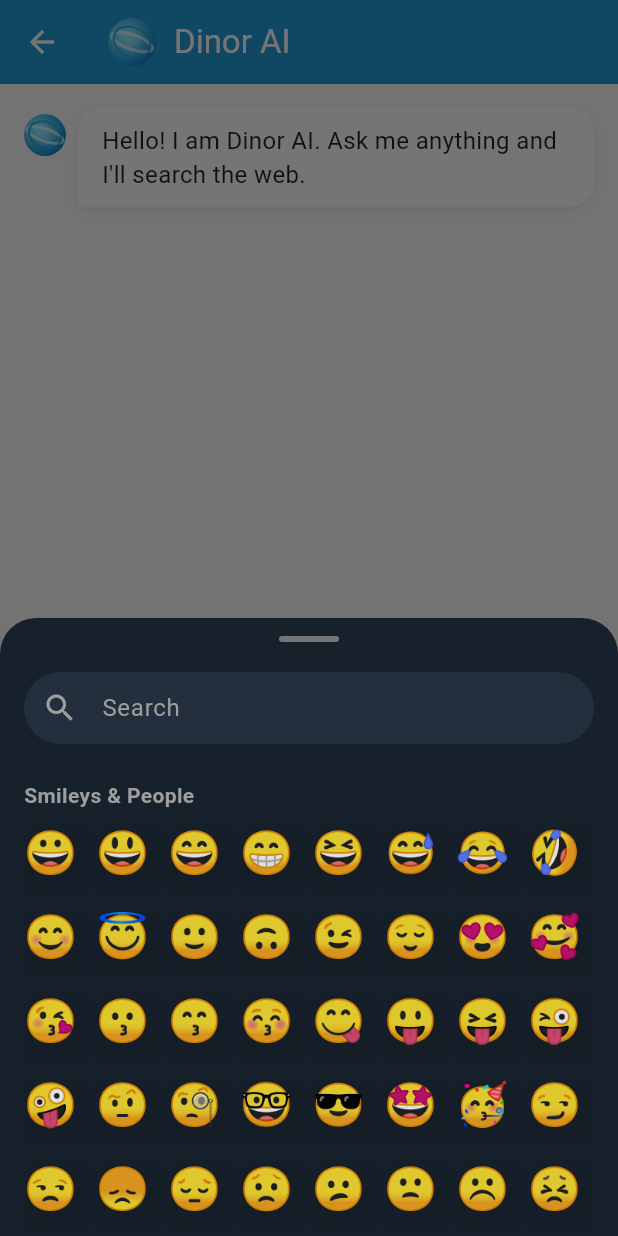
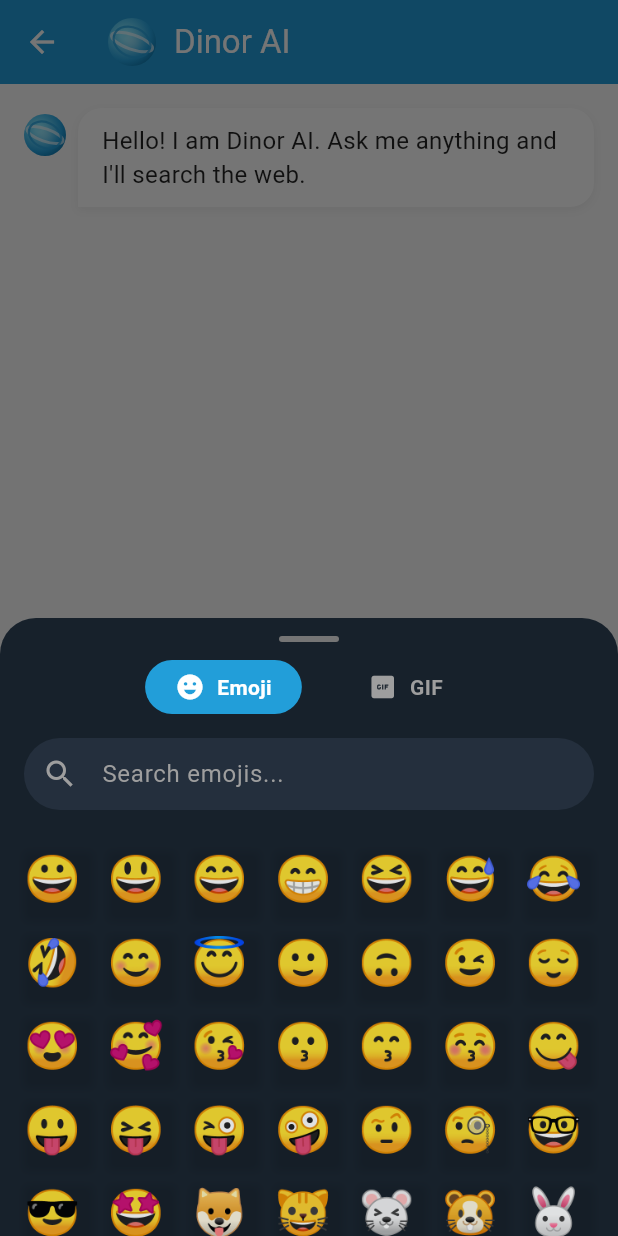
Before and after one commit to AirMuntsLTC1/Dinor, a Flutter app: the ChatScreen screen opened directly, item 2 of the bottom bar chosen, on a phone screen of 412 x 824 dp. Run offline on Flutter 3.47's test engine with Material 3 defaults, Android fonts, the phone set to English and light mode, and no system bars; our stand-ins replace permission_handler; missing offline and left inert: dart:ffi, photo_manager; network calls fail; Roboto replaces fonts that are missing (Noto Color Emoji).

Commit message:
Feature: merged GIF and Emoji picker with top tabs, removed standalone GIF icon

```diff
--- a/lib/ui/chat_screen.dart
+++ b/lib/ui/chat_screen.dart
@@ -1,5 +1,6 @@
 import 'package:flutter/material.dart';
 import 'dart:async';
+import 'dart:io';
 import 'dart:math';
 import '../ffi/dinor_bindings.dart';
 import '../chat/ai_service.dart';
@@ -10,7 +11,8 @@
 class Message {
   final String text;
   final bool isMe;
-  Message(this.text, this.isMe);
+  final bool isImage; // New flag for GIFs/Photos
+  Message(this.text, this.isMe, {this.isImage = false});
 }
 
 class ChatScreen extends StatefulWidget {
@@ -183,7 +185,24 @@
                         ),
                       ],
                     ),
-                    child: Text(
+                    child: msg.isImage
+                        ? ClipRRect(
+                            borderRadius: BorderRadius.circular(8),
+                            child: msg.text.startsWith('http')
+                                ? Image.network(
+                                    msg.text,
+                                    width: 200,
+                                    fit: BoxFit.cover,
+                                    errorBuilder: (context, error, stackTrace) => const Icon(Icons.broken_image, color: Colors.white),
+                                  )
+                                : Image.file(
+                                    File(msg.text),
+                                    width: 200,
+                                    fit: BoxFit.cover,
+                                    errorBuilder: (context, error, stackTrace) => const Icon(Icons.broken_image, color: Colors.white),
+                                  ),
+                          )
+                        : Text(
                             msg.text,
                             style: TextStyle(
                               color: msg.isMe ? Colors.white : Colors.black87,
@@ -224,13 +243,25 @@
                   // Media Icon
                   IconButton(
                     icon: const Icon(Icons.add_photo_alternate_outlined, color: Colors.grey),
-                    onPressed: () {
-                      showModalBottomSheet(
+                    onPressed: () async {
+                      final selectedAsset = await showModalBottomSheet(
                         context: context,
                         isScrollControlled: true,
                         backgroundColor: Colors.transparent,
                         builder: (context) => const CustomMediaPicker(),
                       );
+
+                      if (selectedAsset != null) {
+                        // Get the file from the asset and add to chat
+                        final file = await selectedAsset.file;
+                        if (file != null) {
+                          setState(() {
+                            // We use the local file path to display it instantly
+                            _messages.add(Message(file.path, true, isImage: true));
+                          });
+                          _scrollToBottom();
+                        }
+                      }
                     },
                   ),
 
@@ -257,7 +288,7 @@
                     ),
                   ),
 
-                  // Emoji Icon
+                  // Emoji & GIF Icon (Merged)
                   IconButton(
                     icon: const Icon(Icons.emoji_emotions_outlined, color: Colors.grey),
                     onPressed: () {
@@ -274,18 +305,20 @@
                               selection: TextSelection.collapsed(offset: newText.length),
                             );
                           },
+                          onGifSelected: (url) {
+                            // Close picker and send GIF message
+                            Navigator.pop(context);
+                            setState(() {
+                              _messages.add(Message(url, true, isImage: true));
+                            });
+                            _scrollToBottom();
+                          },
                         ),
                       );
                     },
                   ),
 
-                  // GIF Icon
-                  IconButton(
-                    icon: const Icon(Icons.gif_box_outlined, color: Colors.grey),
-                    onPressed: () {
-                      // GIF logic later
-                    },
-                  ),
+
 
                   const SizedBox(width: 4),
 
--- a/lib/ui/emoji_picker.dart
+++ b/lib/ui/emoji_picker.dart
@@ -1,53 +1,84 @@
 import 'package:flutter/material.dart';
+import 'package:http/http.dart' as http;
+import 'dart:convert';
 import 'emoji_widget.dart';
 
 class CustomEmojiPicker extends StatefulWidget {
   final Function(String) onEmojiSelected;
+  final Function(String) onGifSelected;
 
-  const CustomEmojiPicker({super.key, required this.onEmojiSelected});
+  const CustomEmojiPicker({
+    super.key,
+    required this.onEmojiSelected,
+    required this.onGifSelected,
+  });
 
   @override
   State<CustomEmojiPicker> createState() => _CustomEmojiPickerState();
 }
 
 class _CustomEmojiPickerState extends State<CustomEmojiPicker> {
+  int _currentTab = 0; // 0 = Emoji, 1 = GIF
+
   final TextEditingController _searchController = TextEditingController();
   String _searchQuery = '';
 
-  // Organized emojis
+  // --- EMOJI DATA ---
   final Map<String, List<String>> _emojiCategories = {
     'Smileys & People': [
       '😀', '😃', '😄', '😁', '😆', '😅', '😂', '🤣', '😊', '😇',
       '🙂', '🙃', '😉', '😌', '😍', '🥰', '😘', '😗', '😙', '😚',
-      '😋', '😛', '😝', '😜', '🤪', '🤨', '🧐', '🤓', '😎', '🤩',
-      '🥳', '😏', '😒', '😞', '😔', '😟', '😕', '🙁', '☹️', '😣',
-      '😖', '😫', '😩', '🥺', '😢', '😭', '😤', '😠', '😡', '🤬'
+      '😋', '😛', '😝', '😜', '🤪', '🤨', '🧐', '🤓', '😎', '🤩'
     ],
     'Animals & Nature': [
       '🐶', '🐱', '🐭', '🐹', '🐰', '🦊', '🐻', '🐼', '🐻‍❄️', '🐨',
-      '🐯', '🦁', '🐮', '🐷', '🐸', '🐵', '🐔', '🐧', '🐦', '🐤',
-      '🌵', '🎄', '🌲', '🌳', '🌴', '🌱', '🌿', '☘️', '🍀', '🎍'
+      '🐯', '🦁', '🐮', '🐷', '🐸', '🐵', '🐔', '🐧', '🐦', '🐤'
     ],
     'Food & Drink': [
       '🍏', '🍎', '🍐', '🍊', '🍋', '🍌', '🍉', '🍇', '🍓', '🫐',
-      '🍈', '🍒', '🍑', '🥭', '🍍', '🥥', '🥝', '🍅', '🍆', '🥑',
-      '🍕', '🍔', '🍟', '🌭', '🍿', '🧂', '🥓', '🥚', '🍳', '🧇'
-    ],
-    'Activities & Objects': [
-      '⚽', '🏀', '🏈', '⚾', '🥎', '🎾', '🏐', '🏉', '🥏', '🎱',
-      '📱', '💻', '⌨️', '🖥️', '🖨️', '🖱️', '🖲️', '🕹️', '🗜️', '💽',
-      '🚗', '🚕', '🚙', '🚌', '🚎', '🏎️', '🚓', '🚑', '🚒', '🚐'
+      '🍈', '🍒', '🍑', '🥭', '🍍', '🥥', '🥝', '🍅', '🍆', '🥑'
     ]
   };
 
+  // --- GIF DATA ---
+  final String _apiKey = "RTUwFs8WOiFqRq0K9UBkWS0OlUy3tVza";
+  List<dynamic> _gifs = [];
+  bool _isGifLoading = false;
+
+  @override
+  void initState() {
+    super.initState();
+    _fetchGifs();
+  }
+
+  Future<void> _fetchGifs({String? query}) async {
+    setState(() => _isGifLoading = true);
+    final endpoint = query == null || query.isEmpty
+        ? 'https://api.giphy.com/v1/gifs/trending?api_key=$_apiKey&limit=20&rating=g'
+        : 'https://api.giphy.com/v1/gifs/search?api_key=$_apiKey&q=$query&limit=20&rating=g';
+
+    try {
+      final response = await http.get(Uri.parse(endpoint));
+      if (response.statusCode == 200) {
+        final data = jsonDecode(response.body);
+        setState(() => _gifs = data['data']);
+      }
+    } catch (e) {
+      debugPrint("Giphy error: $e");
+    } finally {
+      setState(() => _isGifLoading = false);
+    }
+  }
+
+  void _onSearchChanged(String val) {
+    setState(() => _searchQuery = val);
+    if (_currentTab == 1) {
+      _fetchGifs(query: _searchQuery);
+    }
+  }
+
   @override
   Widget build(BuildContext context) {
-    // Flatten the emojis for search, or keep categories if no search
-    final allEmojis = _emojiCategories.values.expand((i) => i).toList();
-    final filteredEmojis = allEmojis.where((emoji) {
-      return emoji.contains(_searchQuery); // Simple search for now
-    }).toList();
-
     return DraggableScrollableSheet(
       initialChildSize: 0.5,
       minChildSize: 0.4,
@@ -57,7 +88,7 @@
       builder: (context, scrollController) {
         return Container(
           decoration: const BoxDecoration(
-            color: Color(0xFF17212B), // Telegram Dark Mode background color
+            color: Color(0xFF17212B), // Telegram Dark Mode
             borderRadius: BorderRadius.vertical(top: Radius.circular(24)),
           ),
           child: Column(
@@ -75,19 +106,30 @@
                 ),
               ),
 
-              // Search Bar (Look closely at your screenshot, it has a search bar!)
+              // TOP TOGGLE BUTTONS (Emoji / GIF)
+              Row(
+                mainAxisAlignment: MainAxisAlignment.center,
+                children: [
+                  _buildTabButton('Emoji', 0, Icons.emoji_emotions),
+                  const SizedBox(width: 24),
+                  _buildTabButton('GIF', 1, Icons.gif_box),
+                ],
+              ),
+              const SizedBox(height: 8),
+
+              // Search Bar
               Padding(
                 padding: const EdgeInsets.symmetric(horizontal: 16, vertical: 8),
                 child: TextField(
                   controller: _searchController,
-                  onChanged: (val) => setState(() => _searchQuery = val),
+                  onChanged: _onSearchChanged,
                   style: const TextStyle(color: Colors.white),
                   decoration: InputDecoration(
-                    hintText: 'Search',
+                    hintText: _currentTab == 0 ? 'Search emojis...' : 'Search GIFs...',
                     hintStyle: const TextStyle(color: Colors.grey),
                     prefixIcon: const Icon(Icons.search, color: Colors.grey),
                     filled: true,
-                    fillColor: const Color(0xFF242F3D), // Darker input box
+                    fillColor: const Color(0xFF242F3D),
                     contentPadding: const EdgeInsets.symmetric(vertical: 0),
                     border: OutlineInputBorder(
                       borderRadius: BorderRadius.circular(30),
@@ -97,36 +139,11 @@
                 ),
               ),
 
-              // Emoji Grid
+              // BODY (Switches between Emoji and GIF)
               Expanded(
-                child: _searchQuery.isNotEmpty
-                    ? _buildGrid(filteredEmojis, scrollController)
-                    : ListView.builder(
-                        controller: scrollController,
-                        itemCount: _emojiCategories.keys.length,
-                        itemBuilder: (context, index) {
-                          final category = _emojiCategories.keys.elementAt(index);
-                          final emojis = _emojiCategories[category]!;
-
-                          return Column(
-                            crossAxisAlignment: CrossAxisAlignment.start,
-                            children: [
-                              Padding(
-                                padding: const EdgeInsets.only(left: 16, top: 16, bottom: 8),
-                                child: Text(
-                                  category,
-                                  style: const TextStyle(
-                                    color: Colors.grey,
-                                    fontSize: 14,
-                                    fontWeight: FontWeight.bold,
-                                  ),
-                                ),
-                              ),
-                              _buildGrid(emojis, null),
-                            ],
-                          );
-                        },
-                      ),
+                child: _currentTab == 0
+                    ? _buildEmojiGrid(scrollController)
+                    : _buildGifGrid(scrollController),
               ),
             ],
           ),
@@ -135,26 +152,97 @@
     );
   }
 
-  Widget _buildGrid(List<String> emojis, ScrollController? controller) {
+  Widget _buildTabButton(String title, int index, IconData icon) {
+    final isSelected = _currentTab == index;
+    return GestureDetector(
+      onTap: () {
+        setState(() {
+          _currentTab = index;
+          _searchController.clear();
+          _searchQuery = '';
+          if (index == 1) _fetchGifs();
+        });
+      },
+      child: Container(
+        padding: const EdgeInsets.symmetric(horizontal: 20, vertical: 8),
+        decoration: BoxDecoration(
+          color: isSelected ? const Color(0xFF229ED9) : Colors.transparent,
+          borderRadius: BorderRadius.circular(20),
+        ),
+        child: Row(
+          children: [
+            Icon(icon, color: isSelected ? Colors.white : Colors.grey, size: 20),
+            const SizedBox(width: 8),
+            Text(
+              title,
+              style: TextStyle(
+                color: isSelected ? Colors.white : Colors.grey,
+                fontWeight: FontWeight.bold,
+              ),
+            ),
+          ],
+        ),
+      ),
+    );
+  }
+
+  Widget _buildEmojiGrid(ScrollController controller) {
+    final allEmojis = _emojiCategories.values.expand((i) => i).toList();
+    final filtered = allEmojis.where((e) => e.contains(_searchQuery)).toList();
+
     return GridView.builder(
       controller: controller,
-      shrinkWrap: controller == null,
-      physics: controller == null ? const NeverScrollableScrollPhysics() : null,
-      padding: const EdgeInsets.symmetric(horizontal: 16),
+      padding: const EdgeInsets.all(16),
       gridDelegate: const SliverGridDelegateWithFixedCrossAxisCount(
-        crossAxisCount: 8, // 8 columns like Telegram
-        crossAxisSpacing: 4,
-        mainAxisSpacing: 12,
+        crossAxisCount: 7,
+        crossAxisSpacing: 10,
+        mainAxisSpacing: 10,
       ),
-      itemCount: emojis.length,
+      itemCount: filtered.length,
       itemBuilder: (context, index) {
         return AnimatedEmoji(
-          emoji: emojis[index],
-          size: 28, // Smaller size to fit 8 columns
-          onTap: () {
-            // This is the crucial part that sends the emoji to the text field!
-            widget.onEmojiSelected(emojis[index]);
-          },
+          emoji: filtered[index],
+          size: 30,
+          onTap: () => widget.onEmojiSelected(filtered[index]),
+        );
+      },
+    );
+  }
+
+  Widget _buildGifGrid(ScrollController controller) {
+    if (_isGifLoading) return const Center(child: CircularProgressIndicator(color: Color(0xFF229ED9)));
+    if (_gifs.isEmpty) return const Center(child: Text("No GIFs found", style: TextStyle(color: Colors.grey)));
+
+    return GridView.builder(
+      controller: controller,
+      padding: const EdgeInsets.all(8),
+      gridDelegate: const SliverGridDelegateWithFixedCrossAxisCount(
+        crossAxisCount: 2,
+        crossAxisSpacing: 8,
+        mainAxisSpacing: 8,
+      ),
+      itemCount: _gifs.length,
+      itemBuilder: (context, index) {
+        final gifUrl = _gifs[index]['images']['fixed_height']['url'];
+        final originalUrl = _gifs[index]['images']['original']['url'];
+
+        return GestureDetector(
+          onTap: () => widget.onGifSelected(originalUrl),
+          child: Container(
+            decoration: BoxDecoration(
+              borderRadius: BorderRadius.circular(8),
+              color: Colors.black26,
+            ),
+            clipBehavior: Clip.hardEdge,
+            child: Image.network(
+              gifUrl,
+              fit: BoxFit.cover,
+              loadingBuilder: (context, child, progress) {
+                if (progress == null) return child;
+                return const Center(child: SizedBox(width: 20, height: 20, child: CircularProgressIndicator(strokeWidth: 2)));
+              },
+            ),
+          ),
         );
       },
     );
--- a/pubspec.yaml
+++ b/pubspec.yaml
@@ -39,6 +39,7 @@
   html: ^0.15.7
   permission_handler: ^13.0.2
   photo_manager: ^3.12.0
+  giphy_get: ^3.6.1+1
 
 dev_dependencies:
   flutter_test:
```
Also changed, not shown: 5 other files. Lines whose indentation alone changed are shown as unchanged.
